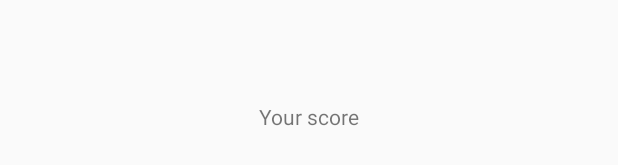
After one commit to UniveIngSw2020/CaptureTheFlag, an Android app: the layout activity_score.xml on its own in the app's theme, with its tools: preview values and no code run, on a phone screen of 412 x 824 dp. The commit adds this screen. Shown: the part 351-516 px from the top of the screen. Run offline under Robolectric (Android 15) with nearby library versions, the phone set to English and light mode, and no system bars.

Commit message:
Fine del gioco per vicinanza (stealer) o controllo del db e creazione ScoreActivity che riporta nella MainActivity

```diff
--- /dev/null
+++ b/app/src/main/res/layout/activity_score.xml
@@ -0,0 +1,19 @@
+<?xml version="1.0" encoding="utf-8"?>
+<androidx.constraintlayout.widget.ConstraintLayout xmlns:android="http://schemas.android.com/apk/res/android"
+    xmlns:app="http://schemas.android.com/apk/res-auto"
+    xmlns:tools="http://schemas.android.com/tools"
+    android:layout_width="match_parent"
+    android:layout_height="match_parent"
+    tools:context=".ScoreActivity">
+
+    <TextView
+        android:id="@+id/score"
+        android:layout_width="wrap_content"
+        android:layout_height="wrap_content"
+        android:text="Your score"
+        app:layout_constraintBottom_toBottomOf="parent"
+        app:layout_constraintEnd_toEndOf="parent"
+        app:layout_constraintStart_toStartOf="parent"
+        app:layout_constraintTop_toTopOf="parent"
+        app:layout_constraintVertical_bias="0.375" />
+</androidx.constraintlayout.widget.ConstraintLayout>
```
Also changed, not shown: app/src/main/AndroidManifest.xml (+19 -13 lines), app/src/main/java/com/junipero/capturetheflag/ScoreActivity.java (added, +46 -0 lines), app/src/main/java/com/junipero/capturetheflag/ui/main/TabGameActivity.java (+48 -13 lines).
